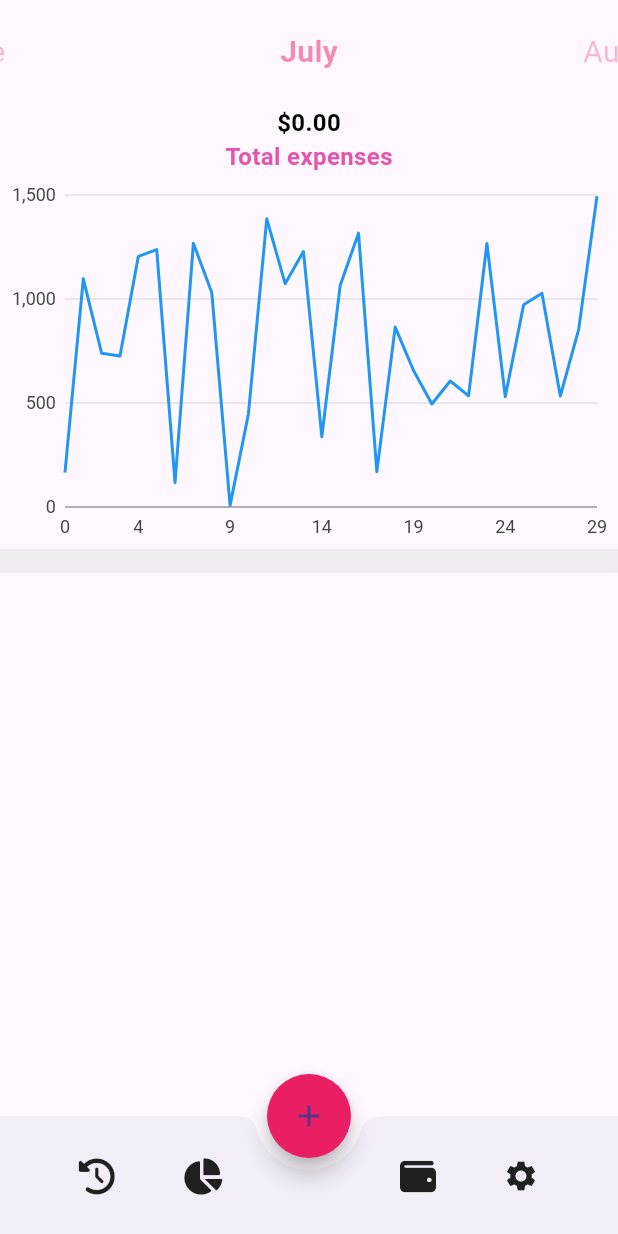
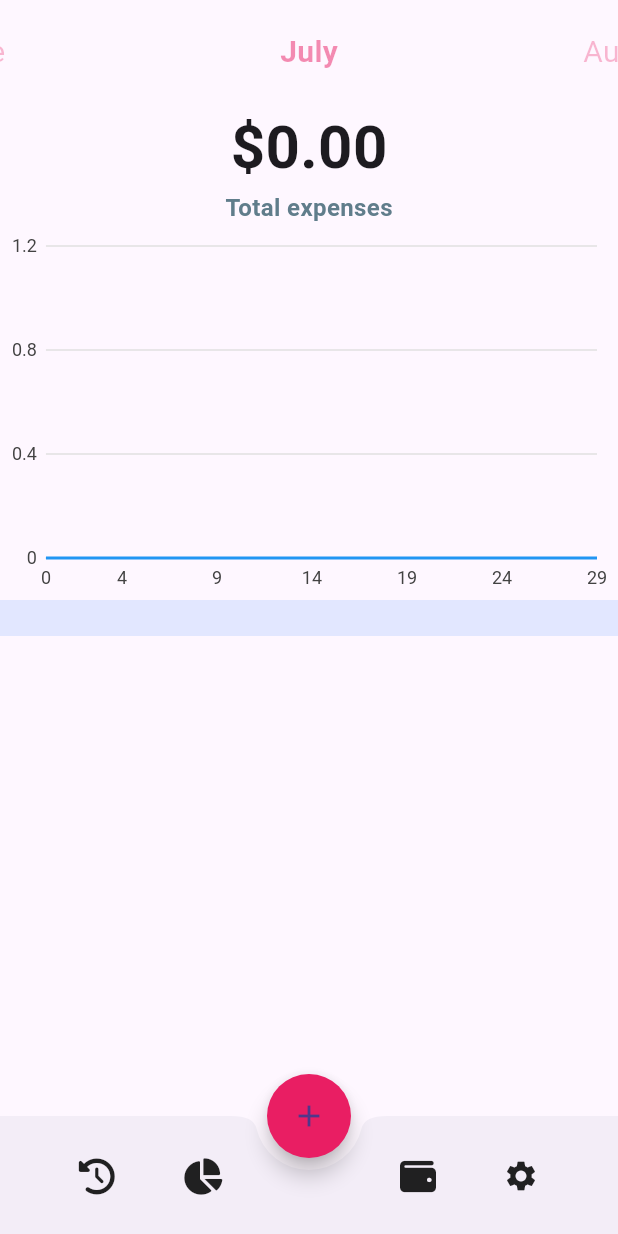
Before and after one commit to GuadaGT/App_Control_Gastos, a Flutter app: the screen it shows after launch, on a phone screen of 412 x 824 dp. Run offline on Flutter 3.47's test engine with Material 3 defaults, Android fonts, the light colour scheme and no system bars; our stand-ins replace charts_flutter, cloud_firestore, firebase_analytics, firebase_core, font_awesome_flutter; accounts and stored records are empty.

Commit message:
falta revisar graph

```diff
--- a/lib/graph_widget.dart
+++ b/lib/graph_widget.dart
@@ -1,25 +1,19 @@
 import 'dart:math';
 
 import 'package:flutter/material.dart';
-import 'package:charts_flutter/flutter.dart';
+import 'package:charts_flutter/flutter.dart' as charts;
 
 class GraphWidget extends StatefulWidget {
+  final List<double> data;
+
+  const GraphWidget({Key? key, required this.data}) : super(key: key);
+
   @override
   _GraphWidgetState createState() => _GraphWidgetState();
 }
 
 class _GraphWidgetState extends State<GraphWidget> {
-  var data;
-
-  @override
-  void initState() {
-    super.initState();
-
-    var r = Random();
-    data = List<double>.generate(30, (i) => r.nextDouble() * 1500);
-  }
-
-  _onSelectionChanged(SelectionModel model) {
+  void _onSelectionChanged(charts.SelectionModel model) {
     final selectedDatum = model.selectedDatum;
 
     var time;
@@ -27,55 +21,53 @@ class _GraphWidgetState extends State<GraphWidget> {
 
     if (selectedDatum.isNotEmpty) {
       time = selectedDatum.first.datum;
-      selectedDatum.forEach((SeriesDatum datumPair) {
-        measures[datumPair.series.displayName!] = datumPair.datum;
+      selectedDatum.forEach((charts.SeriesDatum datumPair) {
+        measures[datumPair.series.displayName ?? ''] =
+            datumPair.datum as double;
       });
     }
 
     print(time);
     print(measures);
-
-    // Request a build.
-    //setState(() {
-    //_time = time;
-    //_measures = measures;
-    //});
   }
 
   @override
   Widget build(BuildContext context) {
-    List<Series<double, num>> series = [
-      Series<double, int>(
+    List<charts.Series<double, int>> series = [
+      charts.Series<double, int>(
         id: 'Gasto',
-        colorFn: (_, __) => MaterialPalette.blue.shadeDefault,
-        domainFn: (value, index) => index!,
+        colorFn: (_, __) => charts.MaterialPalette.blue.shadeDefault,
+        domainFn: (value, index) => index ?? 0,
         measureFn: (value, _) => value,
-        data: data,
+        data: widget.data,
         strokeWidthPxFn: (_, __) => 4,
       )
     ];
 
-    return LineChart(
+    return charts.LineChart(
       series,
       animate: false,
       selectionModels: [
-        SelectionModelConfig(
-          type: SelectionModelType.info,
+        charts.SelectionModelConfig(
+          type: charts.SelectionModelType.info,
           changedListener: _onSelectionChanged,
         )
       ],
-      domainAxis: NumericAxisSpec(
-          tickProviderSpec: StaticNumericTickProviderSpec([
-        TickSpec(0, label: '01'),
-        TickSpec(4, label: '05'),
-        TickSpec(9, label: '10'),
-        TickSpec(14, label: '15'),
-        TickSpec(19, label: '20'),
-        TickSpec(24, label: '25'),
-        TickSpec(29, label: '30'),
-      ])),
-      primaryMeasureAxis: NumericAxisSpec(
-        tickProviderSpec: BasicNumericTickProviderSpec(
+      domainAxis: charts.NumericAxisSpec(
+        tickProviderSpec: charts.StaticNumericTickProviderSpec(
+          [
+            charts.TickSpec(0, label: '01'),
+            charts.TickSpec(4, label: '05'),
+            charts.TickSpec(9, label: '10'),
+            charts.TickSpec(14, label: '15'),
+            charts.TickSpec(19, label: '20'),
+            charts.TickSpec(24, label: '25'),
+            charts.TickSpec(29, label: '30'),
+          ],
+        ),
+      ),
+      primaryMeasureAxis: charts.NumericAxisSpec(
+        tickProviderSpec: charts.BasicNumericTickProviderSpec(
           desiredTickCount: 4,
         ),
       ),
--- a/lib/main.dart
+++ b/lib/main.dart
@@ -125,7 +125,6 @@ class _HomePageState extends State<HomePage> {
               if (snapshot.hasError) {
                 return Text('Error: ${snapshot.error}');
               }
-
               switch (snapshot.connectionState) {
                 case ConnectionState.waiting:
                   return Center(child: CircularProgressIndicator());
--- a/lib/month_widget.dart
+++ b/lib/month_widget.dart
@@ -1,44 +1,51 @@
+import 'package:cloud_firestore/cloud_firestore.dart';
 import 'package:flutter/material.dart';
-import 'package:cloud_firestore/cloud_firestore.dart';
 import 'package:flutter_gastos/graph_widget.dart';
 import 'package:font_awesome_flutter/font_awesome_flutter.dart';
 
 class MonthWidget extends StatefulWidget {
   final List<DocumentSnapshot> documents;
+  final double total;
+  final List<double> perDay;
+  final Map<String, double> categories;
 
-  MonthWidget({required this.documents});
+  MonthWidget({Key? key, required this.documents})
+      : total = documents
+            .map((doc) => (doc['value'] as num?) ?? 0.0)
+            .fold(0.0, (a, b) => a + b.toDouble()),
+        perDay = List.generate(30, (int index) {
+          return documents
+              .where((doc) => doc['day'] == (index + 1))
+              .map((doc) => (doc['value'] as num?) ?? 0.0)
+              .fold(0.0, (a, b) => a + b.toDouble());
+        }),
+        categories = documents.fold({}, (Map<String, double> map, document) {
+          String category = document['category'];
+          double value = (document['value'] as num?)?.toDouble() ?? 0.0;
+          if (!map.containsKey(category)) {
+            map[category] = 0.0;
+          }
+          map[category] = map[category]! + value;
+          return map;
+        }),
+        super(key: key);
 
   @override
-  State<MonthWidget> createState() => _MonthWidgetState();
+  _MonthWidgetState createState() => _MonthWidgetState();
 }
 
 class _MonthWidgetState extends State<MonthWidget> {
-  late double totalExpenses;
-
-  @override
-  void initState() {
-    super.initState();
-    totalExpenses = _calculateTotalExpenses();
-  }
-
-  double _calculateTotalExpenses() {
-    double total = 0;
-    widget.documents.forEach((doc) {
-      total += doc['value'];
-    });
-    return total;
-  }
-
   @override
   Widget build(BuildContext context) {
+    print(widget.categories);
     return Expanded(
       child: Column(
         children: <Widget>[
           _expenses(),
           _graph(),
           Container(
-            color: Colors.grey.withOpacity(0.15),
-            height: 16.0,
+            color: Colors.blueAccent.withOpacity(0.15),
+            height: 24.0,
           ),
           _list(),
         ],
@@ -50,11 +57,10 @@ class _MonthWidgetState extends State<MonthWidget> {
     return Column(
       children: <Widget>[
         Text(
-          "\$${totalExpenses.toStringAsFixed(2)}",
+          "\$${widget.total.toStringAsFixed(2)}",
           style: TextStyle(
             fontWeight: FontWeight.bold,
-            fontSize: 16.0,
-            color: Colors.black,
+            fontSize: 40.0,
           ),
         ),
         Text(
@@ -62,7 +68,7 @@ class _MonthWidgetState extends State<MonthWidget> {
           style: TextStyle(
             fontWeight: FontWeight.bold,
             fontSize: 16.0,
-            color: Color.fromARGB(255, 228, 86, 173),
+            color: Colors.blueGrey,
           ),
         ),
       ],
@@ -70,28 +76,48 @@ class _MonthWidgetState extends State<MonthWidget> {
   }
 
   Widget _graph() {
-    return Container(height: 250.0, child: GraphWidget());
+    return Container(
+      height: 250.0,
+      child: GraphWidget(
+        data: widget.perDay,
+      ),
+    );
   }
 
-  Widget _item(IconData icon, String name, double percent, double value) {
+  Widget _item(IconData icon, String name, int percent, double value) {
     return ListTile(
-      leading: Icon(icon, size: 32.0),
+      leading: Icon(
+        icon,
+        size: 32.0,
+      ),
       title: Text(
         name,
-        style: TextStyle(fontWeight: FontWeight.bold, fontSize: 20.0),
+        style: TextStyle(
+          fontWeight: FontWeight.bold,
+          fontSize: 20.0,
+        ),
       ),
-      subtitle: Text("${percent.toStringAsFixed(2)}% of expenses"),
+      subtitle: Text(
+        "$percent% of expenses",
+        style: TextStyle(
+          fontSize: 16.0,
+          color: Colors.blueGrey,
+        ),
+      ),
       trailing: Container(
         decoration: BoxDecoration(
-          color: Colors.pink.withOpacity(0.25),
+          color: Colors.blueAccent.withOpacity(0.2),
           borderRadius: BorderRadius.circular(5.0),
         ),
-        child: Text(
-          "\$$value",
-          style: TextStyle(
-            color: Colors.pink,
-            fontWeight: FontWeight.w500,
-            fontSize: 16.0,
+        child: Padding(
+          padding: const EdgeInsets.all(8.0),
+          child: Text(
+            "\$$value",
+            style: TextStyle(
+              color: Colors.blueAccent,
+              fontWeight: FontWeight.w500,
+              fontSize: 16.0,
+            ),
           ),
         ),
       ),
@@ -101,22 +127,20 @@ class _MonthWidgetState extends State<MonthWidget> {
   Widget _list() {
     return Expanded(
       child: ListView.separated(
-        itemCount: widget.documents.length,
+        itemCount: widget.categories.keys.length,
         itemBuilder: (BuildContext context, int index) {
-          final document = widget.documents[index];
-          final value = document['value'].toDouble();
-          final percent = (value / totalExpenses) * 100;
-
+          var key = widget.categories.keys.elementAt(index);
+          var data = widget.categories[key];
           return _item(
             FontAwesomeIcons.shoppingCart,
-            document['category'],
-            percent,
-            value,
+            key,
+            100 * (data ?? 0.0) ~/ widget.total,
+            data ?? 0.0,
           );
         },
         separatorBuilder: (BuildContext context, int index) {
           return Container(
-            color: Colors.pink.withOpacity(0.15),
+            color: Colors.blueAccent.withOpacity(0.15),
             height: 8.0,
           );
         },
```
Also changed, not shown: lib/config/firebase_config.dart (+4 -5 lines).
